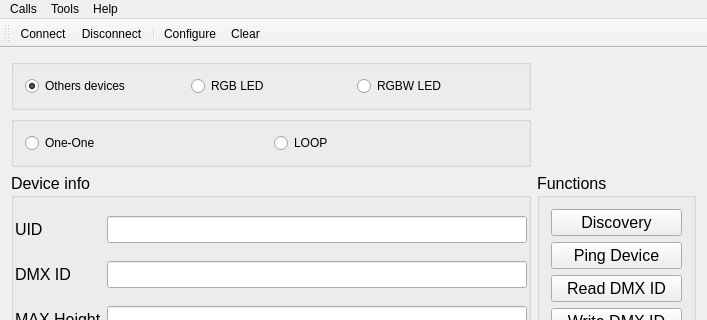
First picture: the form in AG/AG/mainwindow.ui, repository chagtraife/bump_AG, before the edit; both pictures show x 0 to 707 and y 0 to 320 of the 707 by 514 pixel window.
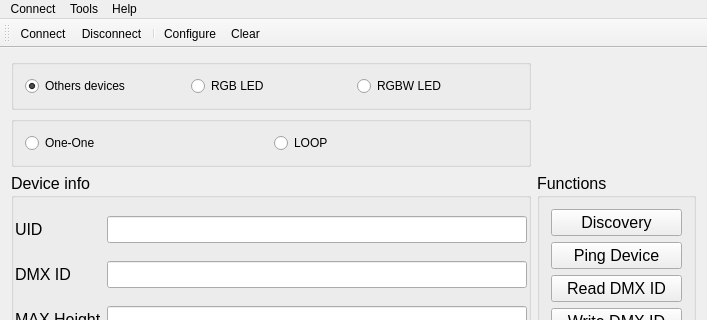
Second picture: the form after the edit. Icons and pictures are not drawn.

Patch:
```diff
--- a/AG/AG/mainwindow.ui
+++ b/AG/AG/mainwindow.ui
@@ -356,7 +356,7 @@
    </property>
    <widget class="QMenu" name="menuCalls">
     <property name="title">
-     <string>Calls</string>
+     <string>Connect</string>
     </property>
     <addaction name="actionConnect"/>
     <addaction name="actionDisconnect"/>
```
Left out of the diff: 2 changed lines with no effect on the pictures.
